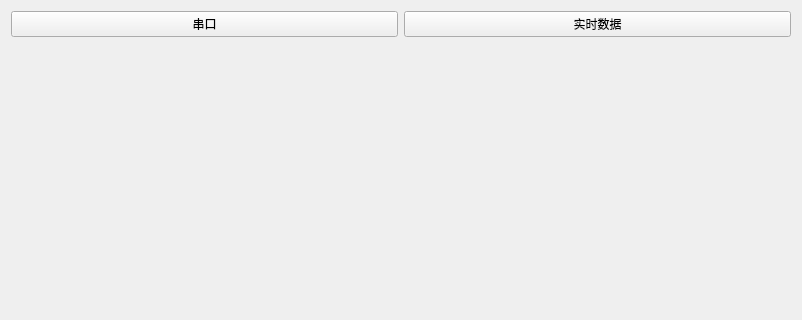
Qt form Gui/maingui.ui (lantian984/serial) before a commit; both pictures show x 0 to 802 and y 0 to 320 of the 802 by 531 pixel window.
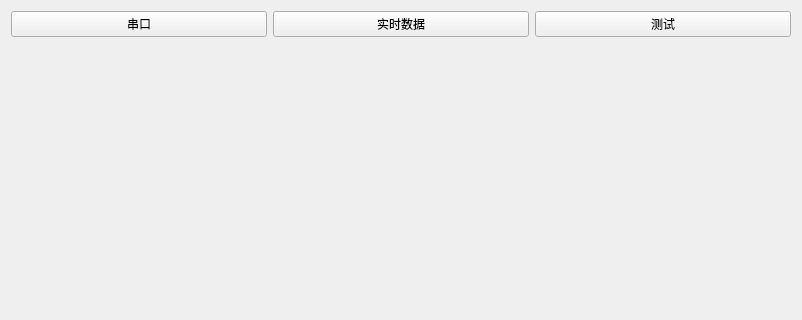
The same form after that commit. The open tabs and pages were chosen to show the change.

Commit message: 补充上一次未提交的文件

```diff
--- a/Gui/maingui.ui
+++ b/Gui/maingui.ui
@@ -17,7 +17,7 @@
    <item>
     <layout class="QVBoxLayout" name="verticalLayout">
      <item>
-      <layout class="QHBoxLayout" name="horizontalLayout" stretch="1,1">
+      <layout class="QHBoxLayout" name="horizontalLayout">
        <item>
         <widget class="QPushButton" name="serialBtn">
          <property name="text">
@@ -32,6 +32,13 @@
          </property>
         </widget>
        </item>
+       <item>
+        <widget class="QPushButton" name="testBtn">
+         <property name="text">
+          <string>测试</string>
+         </property>
+        </widget>
+       </item>
       </layout>
      </item>
      <item>
```
Left out of the diff: 3 changed lines with no effect on the pictures.
